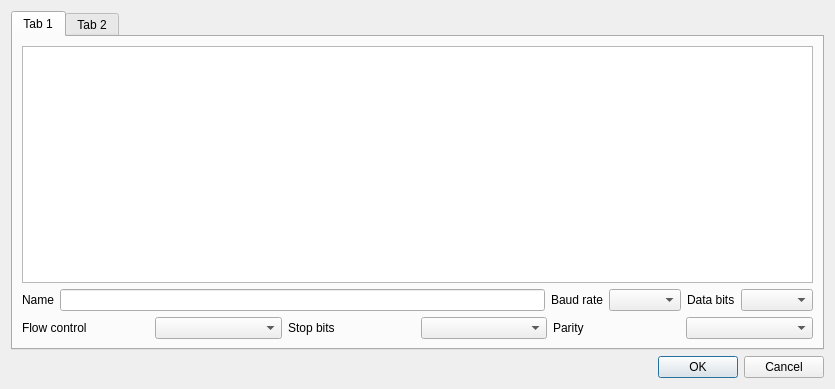
TomHyhlik/termik, file src/dialog_connect.ui: the form before one commit.
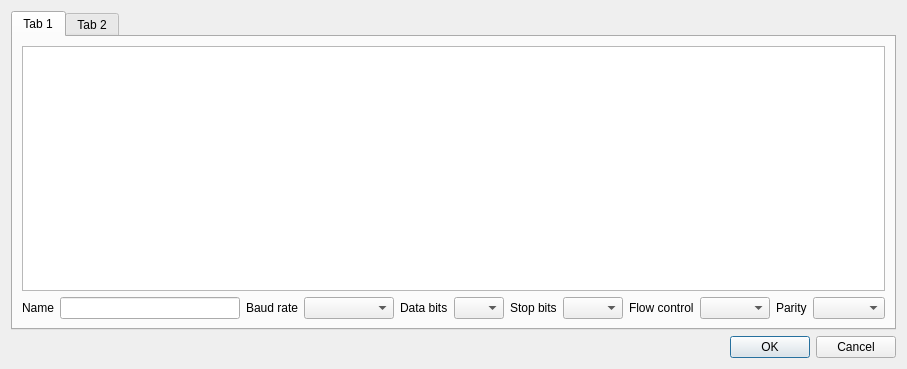
The form after the commit. Icons and pictures are not drawn.

Commit message: tweaked dialog_connect

What changed in the file:
```diff
--- a/src/dialog_connect.ui
+++ b/src/dialog_connect.ui
@@ -6,8 +6,8 @@
    <rect>
     <x>0</x>
     <y>0</y>
-    <width>835</width>
-    <height>389</height>
+    <width>905</width>
+    <height>369</height>
    </rect>
   </property>
   <property name="windowTitle">
@@ -27,30 +27,37 @@
       <attribute name="title">
        <string>Tab 1</string>
       </attribute>
-      <layout class="QVBoxLayout" name="verticalLayout_4">
+      <layout class="QVBoxLayout" name="verticalLayout_2">
        <item>
         <widget class="QTableWidget" name="tableWidget_serialPorts"/>
        </item>
        <item>
-        <layout class="QVBoxLayout" name="verticalLayout_2">
+        <layout class="QHBoxLayout" name="horizontalLayout_2">
          <item>
-          <layout class="QHBoxLayout" name="horizontalLayout_2">
-           <item>
-            <layout class="QHBoxLayout" name="horizontalLayout_12">
-             <item>
-              <widget class="QLabel" name="label_serialPortName">
-               <property name="text">
-                <string>Name</string>
-               </property>
-              </widget>
-             </item>
-             <item>
-              <widget class="QLineEdit" name="lineEdit_serialPortName"/>
-             </item>
-            </layout>
-           </item>
+          <layout class="QHBoxLayout" name="horizontalLayout_8">
            <item>
             <layout class="QHBoxLayout" name="horizontalLayout_5">
+             <item>
+              <layout class="QHBoxLayout" name="horizontalLayout_12">
+               <item>
+                <widget class="QLabel" name="label_serialPortName">
+                 <property name="text">
+                  <string>Name</string>
+                 </property>
+                </widget>
+               </item>
+               <item>
+                <widget class="QLineEdit" name="lineEdit_serialPortName">
+                 <property name="minimumSize">
+                  <size>
+                   <width>180</width>
+                   <height>0</height>
+                  </size>
+                 </property>
+                </widget>
+               </item>
+              </layout>
+             </item>
              <item>
               <widget class="QLabel" name="label_baudRate">
                <property name="text">
@@ -62,7 +69,7 @@
               <widget class="QComboBox" name="comboBox_baudRate">
                <property name="minimumSize">
                 <size>
-                 <width>50</width>
+                 <width>90</width>
                  <height>0</height>
                 </size>
                </property>
@@ -83,26 +90,15 @@
               </widget>
              </item>
              <item>
-              <widget class="QComboBox" name="comboBox_dataBits"/>
-             </item>
-            </layout>
-           </item>
-          </layout>
-         </item>
-         <item>
-          <layout class="QHBoxLayout" name="horizontalLayout_13">
-           <item>
-            <layout class="QHBoxLayout" name="horizontalLayout_10">
-             <item>
-              <widget class="QLabel" name="label_flowControl">
-               <property name="text">
-                <string>Flow control</string>
+              <widget class="QComboBox" name="comboBox_dataBits">
+               <property name="minimumSize">
+                <size>
+                 <width>50</width>
+                 <height>0</height>
+                </size>
                </property>
               </widget>
              </item>
-             <item>
-              <widget class="QComboBox" name="comboBox_flowControl"/>
-             </item>
             </layout>
            </item>
            <item>
@@ -115,24 +111,48 @@
               </widget>
              </item>
              <item>
-              <widget class="QComboBox" name="comboBox_stopBits"/>
+              <widget class="QComboBox" name="comboBox_stopBits">
+               <property name="minimumSize">
+                <size>
+                 <width>60</width>
+                 <height>0</height>
+                </size>
+               </property>
+              </widget>
              </item>
             </layout>
            </item>
            <item>
-            <layout class="QHBoxLayout" name="horizontalLayout_8">
+            <layout class="QHBoxLayout" name="horizontalLayout_10">
              <item>
-              <widget class="QLabel" name="label_parity">
+              <widget class="QLabel" name="label_flowControl">
                <property name="text">
-                <string>Parity</string>
+                <string>Flow control</string>
                </property>
               </widget>
              </item>
              <item>
-              <widget class="QComboBox" name="comboBox_parity"/>
+              <widget class="QComboBox" name="comboBox_flowControl">
+               <property name="minimumSize">
+                <size>
+                 <width>70</width>
+                 <height>0</height>
+                </size>
+               </property>
+              </widget>
              </item>
             </layout>
            </item>
+           <item>
+            <widget class="QLabel" name="label_parity">
+             <property name="text">
+              <string>Parity</string>
+             </property>
+            </widget>
+           </item>
+           <item>
+            <widget class="QComboBox" name="comboBox_parity"/>
+           </item>
           </layout>
          </item>
         </layout>
```
